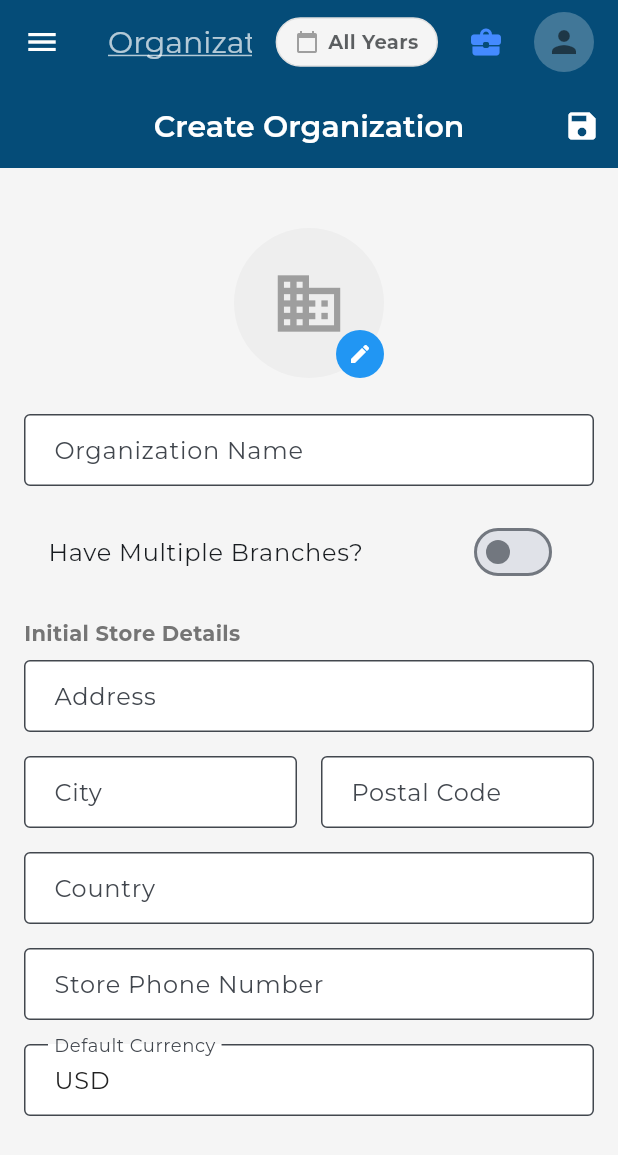
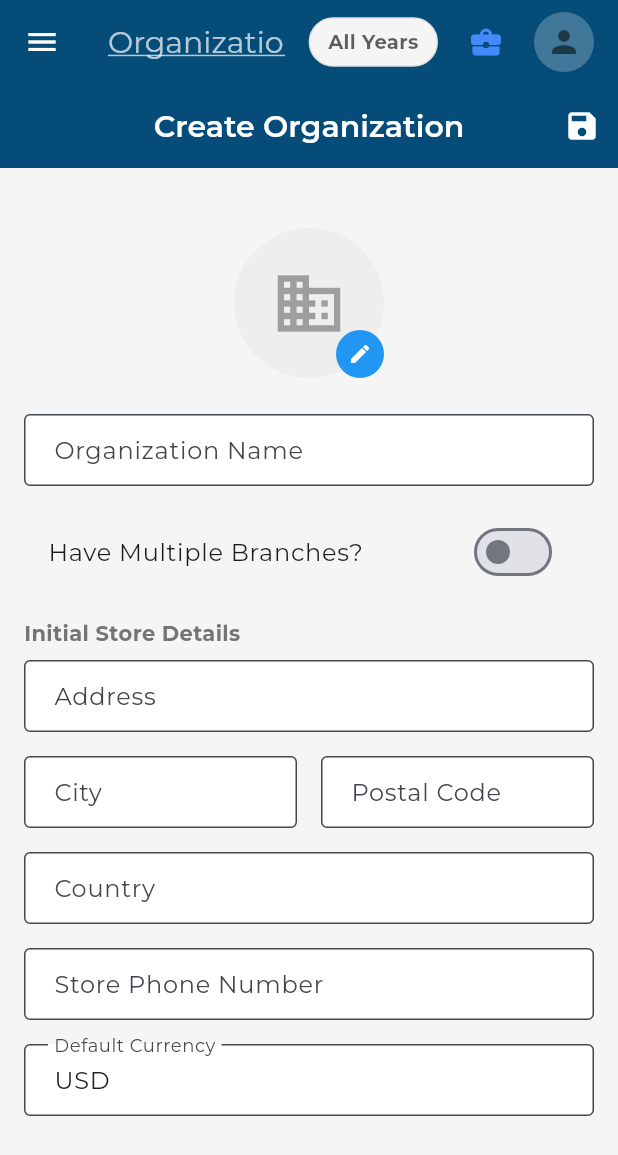
Before and after one commit to maslamhussaini/ordermate, a Flutter app: the screen it shows once a user with an empty profile is signed in, on a phone screen of 412 x 824 dp. Shown: the top 1155 px of the screen. Run offline on Flutter 3.47's test engine with Material 3 defaults, Android fonts, the phone set to English and light mode, and no system bars; drawn by our look-alikes of screenshot; our stand-ins replace connectivity_plus, csv, dio, equatable, file_picker, flutter_dotenv and 21 more; missing offline and left inert: dart:html, flutter_email_sender, mailer, number_to_character; accounts and stored records are empty.

Commit message:
Hide calendar icon for 'All Years' state in ResponsiveScaffold app bar

```diff
--- a/lib/core/views/responsive_scaffold.dart
+++ b/lib/core/views/responsive_scaffold.dart
@@ -105,12 +105,14 @@ class ResponsiveScaffold extends ConsumerWidget {
                 child: Row(
                   mainAxisSize: MainAxisSize.min,
                   children: [
-                    Icon(
-                      selectedYear != null ? Icons.calendar_month : Icons.calendar_today,
-                      size: 16,
-                      color: selectedYear != null ? Theme.of(context).colorScheme.primary : Colors.grey
-                    ),
-                    const SizedBox(width: 6),
+                    if (selectedYear != null) ...[
+                      Icon(
+                        Icons.calendar_month,
+                        size: 16,
+                        color: Theme.of(context).colorScheme.primary
+                      ),
+                      const SizedBox(width: 6),
+                    ],
                     Text(
                       accountingState.selectedFinancialSession != null
                           ? '${accountingState.selectedFinancialSession!.sYear} (${DateFormat('MMM yy').format(accountingState.selectedFinancialSession!.startDate)} - ${DateFormat('MMM yy').format(accountingState.selectedFinancialSession!.endDate)})'
```
